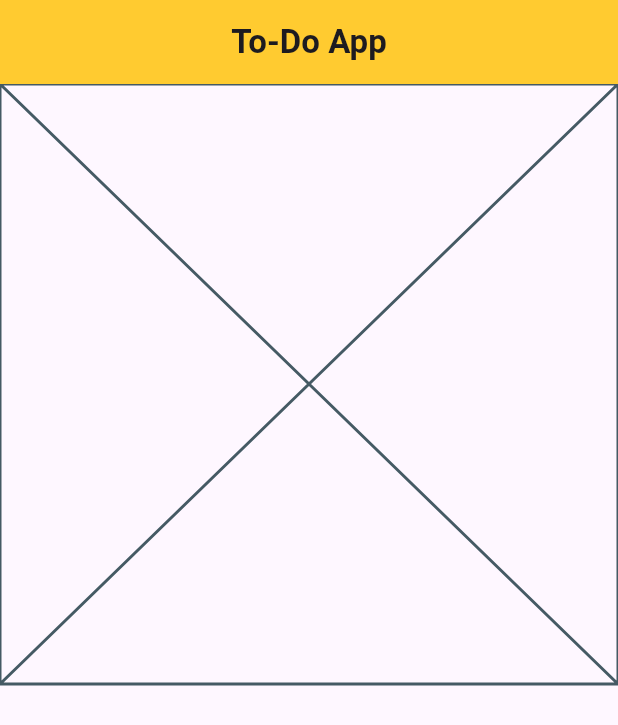
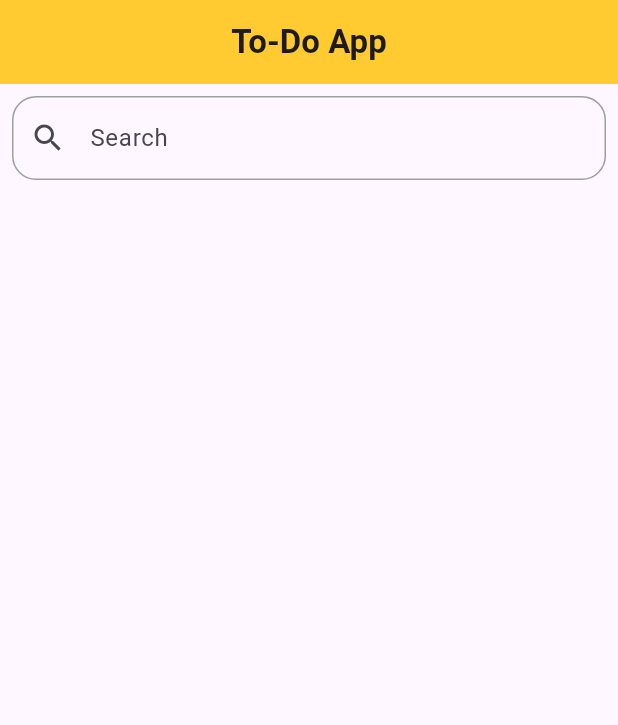
Before and after one commit to Rizz-33/To-Do-App, a Flutter app: the screen it shows after launch, on a phone screen of 412 x 824 dp. Shown: the top 725 px of the screen. Run offline on Flutter 3.47's test engine with Material 3 defaults, Android fonts, the phone set to English and light mode, and no system bars.

Commit message:
style: seachbar

```diff
--- a/lib/widgets/searchBar.dart
+++ b/lib/widgets/searchBar.dart
@@ -1,4 +1,5 @@
 import 'package:flutter/material.dart';
+import 'package:todoapp/main.dart';
 
 class MySearchBar extends StatefulWidget {
   const MySearchBar({super.key});
@@ -10,6 +11,26 @@ class MySearchBar extends StatefulWidget {
 class _MySearchBarState extends State<MySearchBar> {
   @override
   Widget build(BuildContext context) {
-    return const Placeholder();
+    return Padding(
+      padding: const EdgeInsets.all(8.0),
+      child: TextField(
+        decoration: InputDecoration(
+          hintText: 'Search',
+          prefixIcon: Icon(Icons.search),
+          border: OutlineInputBorder(
+            borderRadius: BorderRadius.circular(16),
+            borderSide: BorderSide(color: Colors.grey),
+          ),
+          focusedBorder: OutlineInputBorder(
+            borderRadius: BorderRadius.circular(16),
+            borderSide: BorderSide(color: primaryColor),
+          ),
+          enabledBorder: OutlineInputBorder(
+            borderRadius: BorderRadius.circular(16),
+            borderSide: BorderSide(color: Colors.grey),
+          ),
+        ),
+      ),
+    );
   }
 }
```
Also changed, not shown: lib/main.dart (+15 -4 lines).
